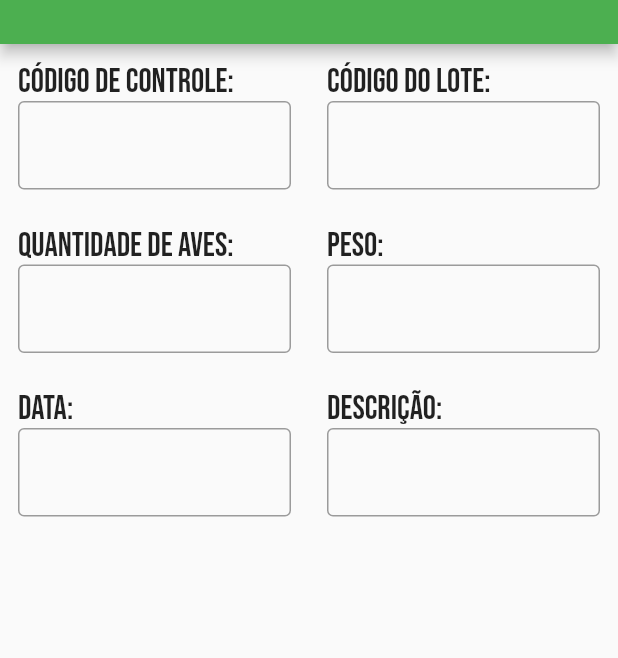
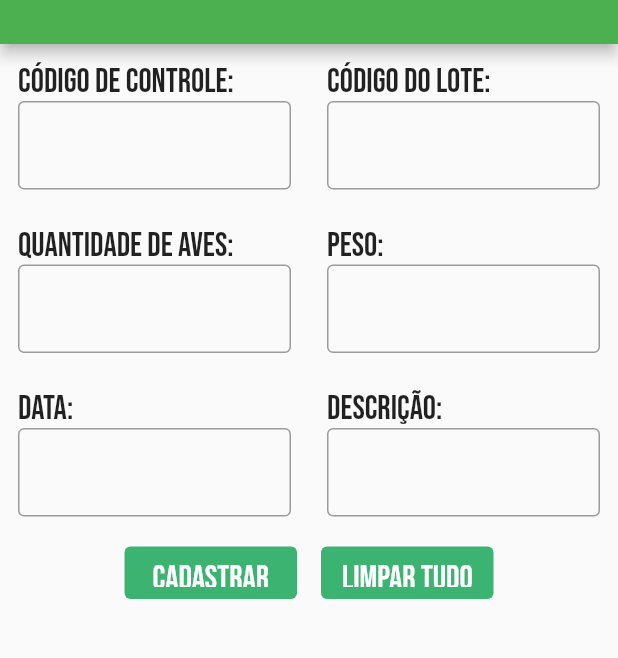
Before and after one commit to IsaiasBrazil/avicultor, a Flutter app: the screen it shows after launch, in the side drawer, after a tap on "Diário de produção", on a phone screen of 412 x 824 dp, the part 106-764 px from its top. Run offline on Flutter 3.47's test engine with Material 2 defaults, Android fonts, the phone set to English and light mode, and no system bars.

Commit message:
Botões de cadastro e limpeza dos dados implementados nas telas.
Telas afetadas:
- Tela de cadastro dos sensores (item 'sensores' do menu lateral)
- Tela de cadastro relacionada ao controle dos lotes (item 'diário de produção' do menu lateral)
- Tela de cadastro relacionada às rações (item 'ração' do menu lateral)

```diff
--- a/lib/cadastrar_info_lote.dart
+++ b/lib/cadastrar_info_lote.dart
@@ -2,6 +2,7 @@ import 'package:flutter/material.dart';
 import 'package:flutter/services.dart';
 import 'package:intl/intl.dart';
 
+import 'widget_botao.dart';
 import 'widget_campo.dart';
 import 'widget_drawer.dart';
 
@@ -109,6 +110,33 @@ class _TelaCadastroInfoLoteState extends State<TelaCadastroInfoLote> {
                 ),
               )
             ],
+          ),
+          Row(
+            mainAxisAlignment: MainAxisAlignment.center,
+            children: [
+              Padding(
+                padding: EdgeInsets.all(
+                    8.0), // Adjust the padding value as per your preference
+                child: SizedBox(
+                    width: 115,
+                    height: 35,
+                    child: Botao(
+                      texto: 'Cadastrar',
+                      aoSerPressionado: () {},
+                    )),
+              ),
+              Padding(
+                padding: EdgeInsets.all(
+                    8.0), // Adjust the padding value as per your preference
+                child: SizedBox(
+                    width: 115,
+                    height: 35,
+                    child: Botao(
+                      texto: 'Limpar tudo',
+                      aoSerPressionado: () {},
+                    )),
+              ),
+            ],
           )
         ],
       ),
```
Also changed, not shown: lib/cadastrar_estoque_racao.dart (+28 -0 lines), lib/cadastrar_sensor.dart (+29 -1 lines).
